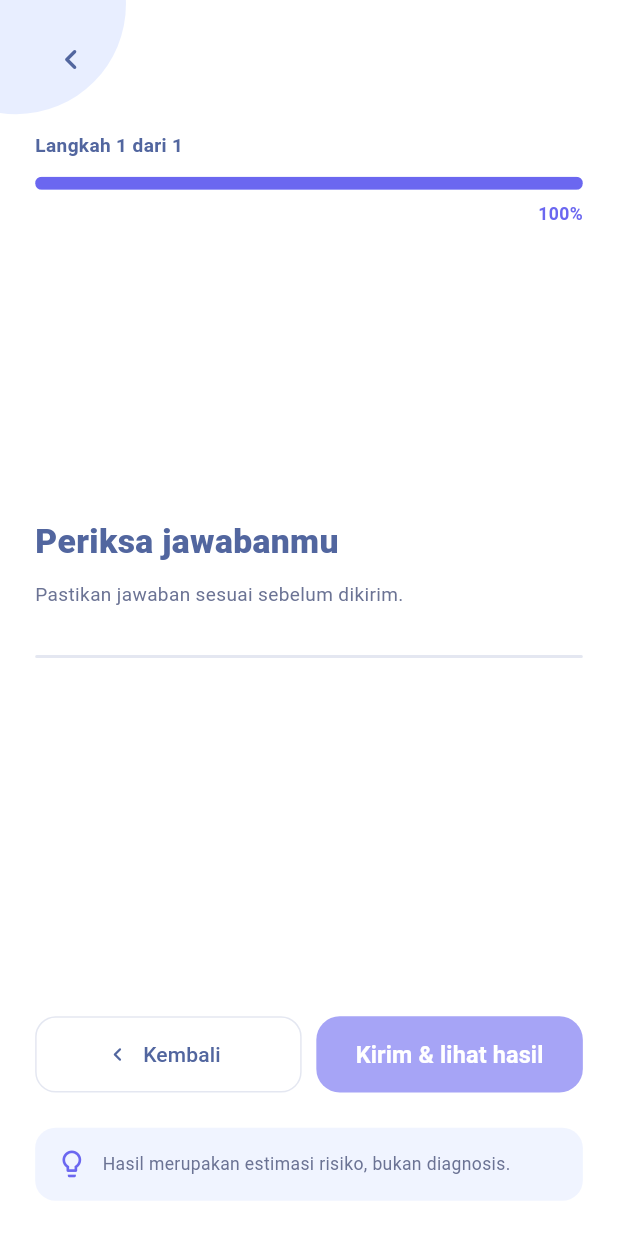
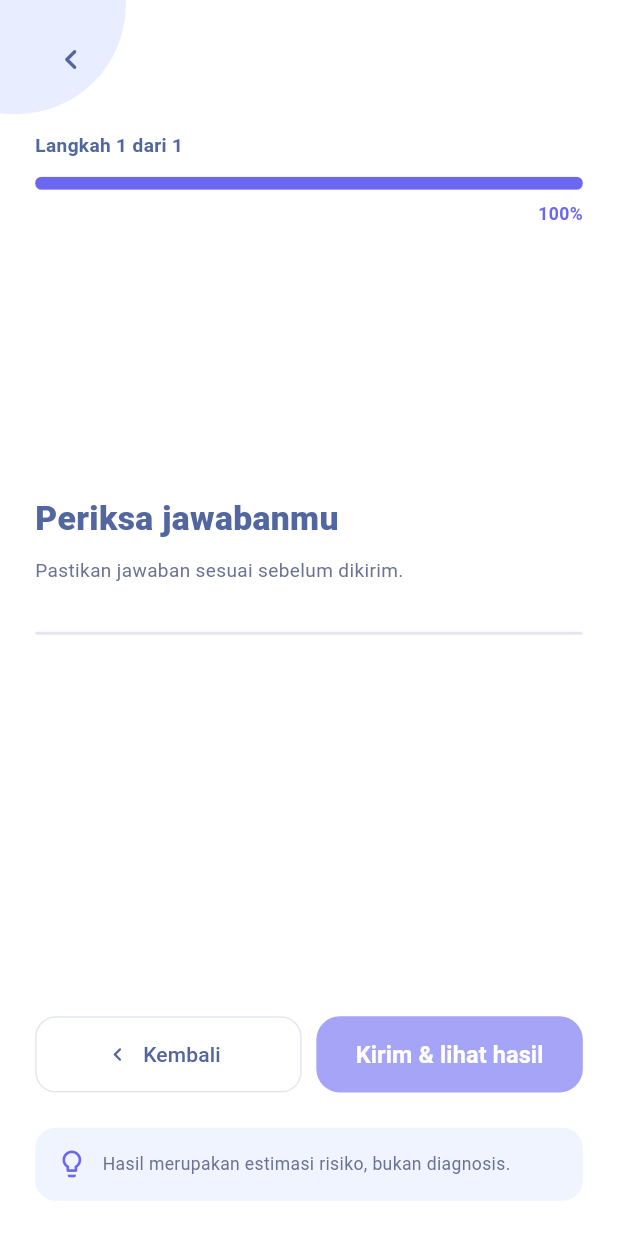
Before and after one commit to AnkaRezaa/AntiBurnout, a Flutter app: the SurveyStepper screen opened directly with empty values, on a phone screen of 412 x 824 dp. Run offline on Flutter 3.47's test engine with Material 3 defaults, Android fonts, the phone set to English and light mode, and no system bars; our stand-ins replace flutter_riverpod, go_router, image_picker; accounts and stored records are empty.

Commit message:
fix(survey): modify question and answers position

```diff
--- a/mobile/lib/features/survey/presentation/widgets/survey_stepper.dart
+++ b/mobile/lib/features/survey/presentation/widgets/survey_stepper.dart
@@ -164,8 +164,9 @@ class _SurveyStepperState extends State<SurveyStepper> {
                             ],
                           ),
                           Padding(
-                            padding: EdgeInsets.symmetric(
-                              vertical: context.ui(AppSpacing.xl),
+                            padding: EdgeInsets.only(
+                              top: context.ui(AppSpacing.md),
+                              bottom: context.ui(AppSpacing.xl + AppSpacing.md),
                             ),
                             child: Column(
                               crossAxisAlignment: CrossAxisAlignment.stretch,
```
